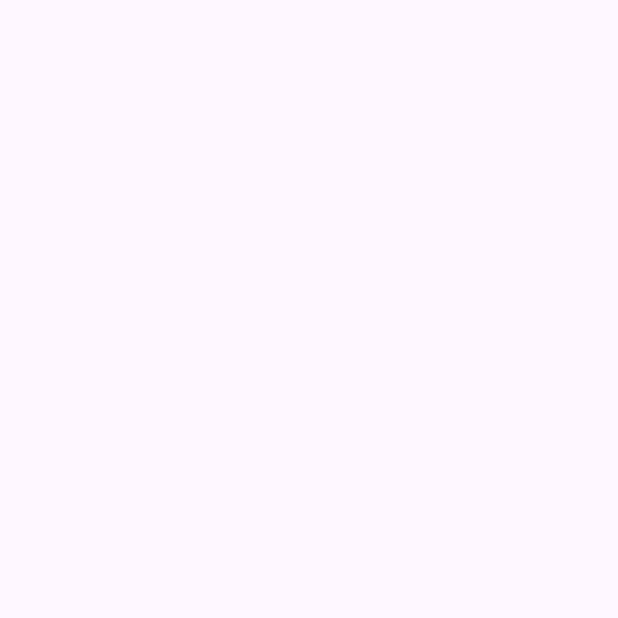
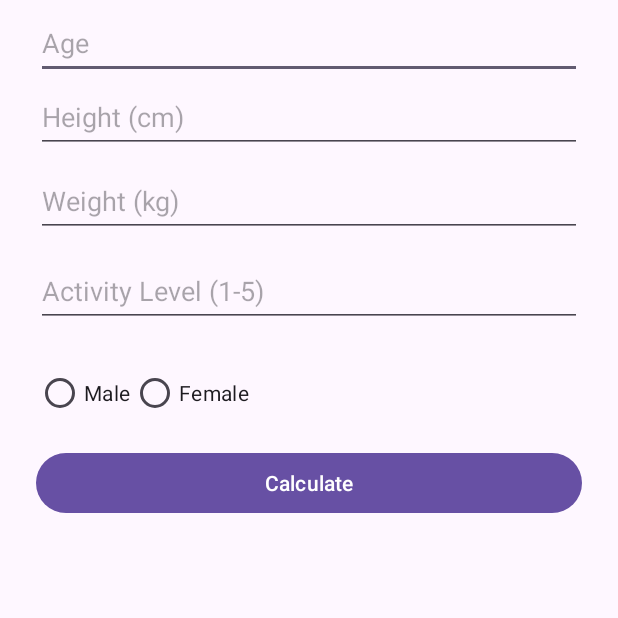
Before and after one commit to CS5520Summer2024Feinberg/final-project-finalproject-group6, an Android app: the HealthInfoActivity screen opened directly, with no data from a screen before it, on a phone screen of 412 x 824 dp, the top half of it. Before the commit the part shown is empty. Run offline under Robolectric (Android 15) with nearby library versions, the light colour scheme and no system bars.

Commit message:
Implemented health info activity and corresponding layout

```diff
--- a/app/src/main/java/edu/northeastern/numad24su_group6/HealthInfoActivity.java
+++ b/app/src/main/java/edu/northeastern/numad24su_group6/HealthInfoActivity.java
@@ -2,5 +2,64 @@ package edu.northeastern.numad24su_group6;
 
 import androidx.appcompat.app.AppCompatActivity;
 
+import android.os.Bundle;
+import android.view.View;
+import android.widget.Button;
+import android.widget.EditText;
+import android.widget.RadioButton;
+import android.widget.TextView;
+import android.widget.Toast;
+
+import edu.northeastern.numad24su_group6.model.User;
+
 public class HealthInfoActivity extends AppCompatActivity {
+    private EditText ageEditText;
+    private EditText heightEditText;
+    private EditText weightEditText;
+    private EditText activityLevelEditText;
+    private RadioButton maleRadioButton;
+    private RadioButton femaleRadioButton;
+    private TextView resultTextView;
+    private Button calculateButton;
+
+    @Override
+    protected void onCreate(Bundle savedInstanceState) {
+        super.onCreate(savedInstanceState);
+        setContentView(R.layout.activity_health_info);
+
+        ageEditText = findViewById(R.id.ageEditText);
+        heightEditText = findViewById(R.id.heightEditText);
+        weightEditText = findViewById(R.id.weightEditText);
+        activityLevelEditText = findViewById(R.id.activityLevelEditText);
+        maleRadioButton = findViewById(R.id.maleRadioButton);
+        femaleRadioButton = findViewById(R.id.femaleRadioButton);
+        resultTextView = findViewById(R.id.resultTextView);
+        calculateButton = findViewById(R.id.calculateButton);
+
+        calculateButton.setOnClickListener(new View.OnClickListener() {
+            @Override
+            public void onClick(View v) {
+                calculateCalories();
+            }
+        });
+    }
+
+    private void calculateCalories() {
+        try {
+            int age = Integer.parseInt(ageEditText.getText().toString());
+            double height = Double.parseDouble(heightEditText.getText().toString());
+            double weight = Double.parseDouble(weightEditText.getText().toString());
+            int activityLevel = Integer.parseInt(activityLevelEditText.getText().toString());
+            String sex = maleRadioButton.isChecked() ? "Male" : "Female";
+
+            User user = new User(age, sex, height, weight, activityLevel);
+            user.calculateBasalMetabolicRate();
+            user.calculateDailyCalorieNeeds();
+            resultTextView.setText(user.toString());
+        } catch (NumberFormatException e) {
+            Toast.makeText(this, "Please enter valid numbers", Toast.LENGTH_SHORT).show();
+        } catch (IllegalArgumentException e) {
+            Toast.makeText(this, e.getMessage(), Toast.LENGTH_SHORT).show();
+        }
+    }
 }
--- /dev/null
+++ b/app/src/main/res/layout/activity_health_info.xml
@@ -0,0 +1,126 @@
+<?xml version="1.0" encoding="utf-8"?>
+<androidx.constraintlayout.widget.ConstraintLayout xmlns:android="http://schemas.android.com/apk/res/android"
+    xmlns:app="http://schemas.android.com/apk/res-auto"
+    xmlns:tools="http://schemas.android.com/tools"
+    android:layout_width="match_parent"
+    android:layout_height="match_parent">
+
+    <EditText
+        android:id="@+id/ageEditText"
+        android:layout_width="match_parent"
+        android:layout_height="wrap_content"
+        android:layout_marginStart="24dp"
+        android:layout_marginEnd="24dp"
+        android:hint="Age"
+        android:inputType="number"
+        android:minHeight="48dp"
+        app:layout_constraintBottom_toTopOf="@+id/heightEditText"
+        app:layout_constraintEnd_toEndOf="parent"
+        app:layout_constraintHorizontal_bias="0.0"
+        app:layout_constraintStart_toStartOf="parent"
+        app:layout_constraintTop_toTopOf="parent"
+        app:layout_constraintVertical_bias="0.83" />
+
+    <Button
+        android:id="@+id/calculateButton"
+        android:layout_width="match_parent"
+        android:layout_height="wrap_content"
+        android:layout_marginStart="24dp"
+        android:layout_marginTop="12dp"
+        android:layout_marginEnd="24dp"
+        android:text="Calculate"
+        app:layout_constraintEnd_toEndOf="parent"
+        app:layout_constraintHorizontal_bias="0.0"
+        app:layout_constraintStart_toStartOf="parent"
+        app:layout_constraintTop_toBottomOf="@+id/radioGroup" />
+
+    <RadioGroup
+        android:id="@+id/radioGroup"
+        android:layout_width="match_parent"
+        android:layout_height="wrap_content"
+        android:layout_marginStart="24dp"
+        android:layout_marginTop="20dp"
+        android:layout_marginEnd="24dp"
+        android:orientation="horizontal"
+        app:layout_constraintEnd_toEndOf="parent"
+        app:layout_constraintHorizontal_bias="0.0"
+        app:layout_constraintStart_toStartOf="parent"
+        app:layout_constraintTop_toBottomOf="@+id/activityLevelEditText">
+
+        <RadioButton
+            android:id="@+id/maleRadioButton"
+            android:layout_width="wrap_content"
+            android:layout_height="wrap_content"
+            android:text="Male" />
+
+        <RadioButton
+            android:id="@+id/femaleRadioButton"
+            android:layout_width="wrap_content"
+            android:layout_height="wrap_content"
+            android:text="Female" />
+
+    </RadioGroup>
+
+    <EditText
+        android:id="@+id/weightEditText"
+        android:layout_width="match_parent"
+        android:layout_height="wrap_content"
+        android:layout_marginStart="24dp"
+        android:layout_marginEnd="24dp"
+        android:layout_marginBottom="12dp"
+        android:hint="Weight (kg)"
+        android:inputType="numberDecimal"
+        android:minHeight="48dp"
+        app:layout_constraintBottom_toTopOf="@+id/activityLevelEditText"
+        app:layout_constraintEnd_toEndOf="parent"
+        app:layout_constraintHorizontal_bias="0.0"
+        app:layout_constraintStart_toStartOf="parent" />
+
+    <TextView
+        android:id="@+id/resultTextView"
+        android:layout_width="match_parent"
+        android:layout_height="wrap_content"
+        android:layout_marginStart="24dp"
+        android:layout_marginEnd="24dp"
+        android:paddingTop="16dp"
+        android:text=""
+        android:textSize="18sp"
+        app:layout_constraintBottom_toBottomOf="parent"
+        app:layout_constraintEnd_toEndOf="parent"
+        app:layout_constraintHorizontal_bias="0.0"
+        app:layout_constraintStart_toStartOf="parent"
+        app:layout_constraintTop_toBottomOf="@+id/calculateButton" />
+
+    <EditText
+        android:id="@+id/heightEditText"
+        android:layout_width="match_parent"
+        android:layout_height="wrap_content"
+        android:layout_marginStart="24dp"
+        android:layout_marginEnd="24dp"
+        android:layout_marginBottom="8dp"
+        android:hint="Height (cm)"
+        android:inputType="numberDecimal"
+        android:minHeight="48dp"
+        app:layout_constraintBottom_toTopOf="@+id/weightEditText"
+        app:layout_constraintEnd_toEndOf="parent"
+        app:layout_constraintHorizontal_bias="0.0"
+        app:layout_constraintStart_toStartOf="parent" />
+
+    <EditText
+        android:id="@+id/activityLevelEditText"
+        android:layout_width="match_parent"
+        android:layout_height="wrap_content"
+        android:layout_marginStart="24dp"
+        android:layout_marginTop="170dp"
+        android:layout_marginEnd="24dp"
+        android:hint="Activity Level (1-5)"
+        android:inputType="number"
+        android:minHeight="48dp"
+        app:layout_constraintBottom_toBottomOf="parent"
+        app:layout_constraintEnd_toEndOf="parent"
+        app:layout_constraintHorizontal_bias="0.0"
+        app:layout_constraintStart_toStartOf="parent"
+        app:layout_constraintTop_toTopOf="parent"
+        app:layout_constraintVertical_bias="0.0" />
+
+</androidx.constraintlayout.widget.ConstraintLayout>
```
